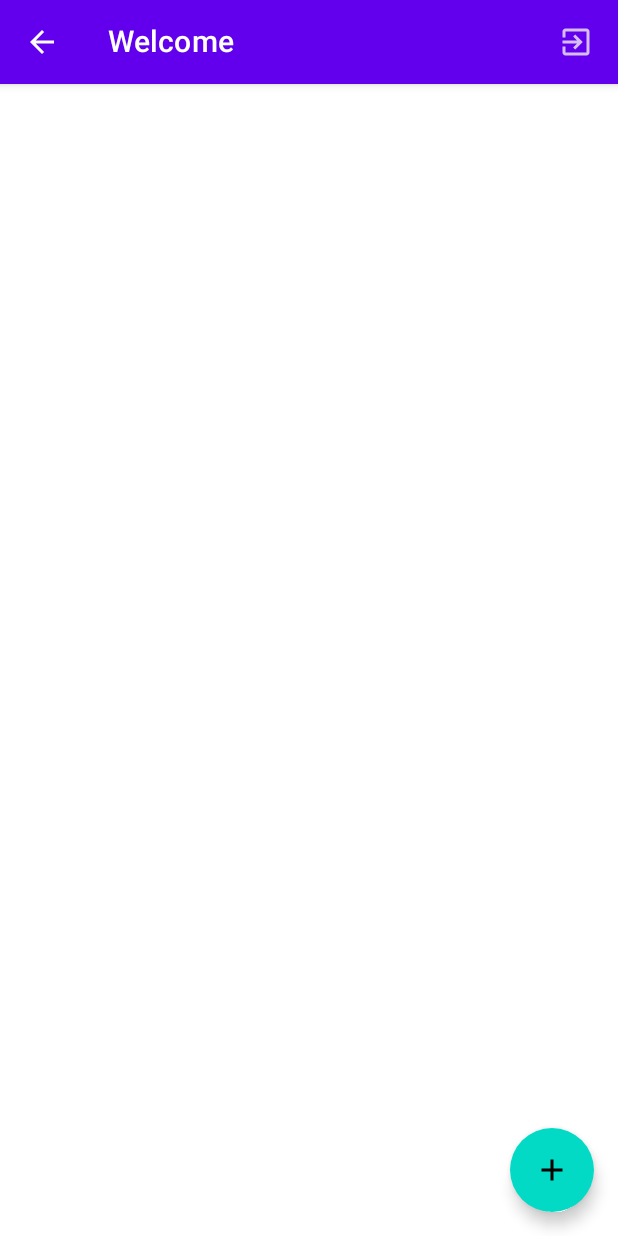
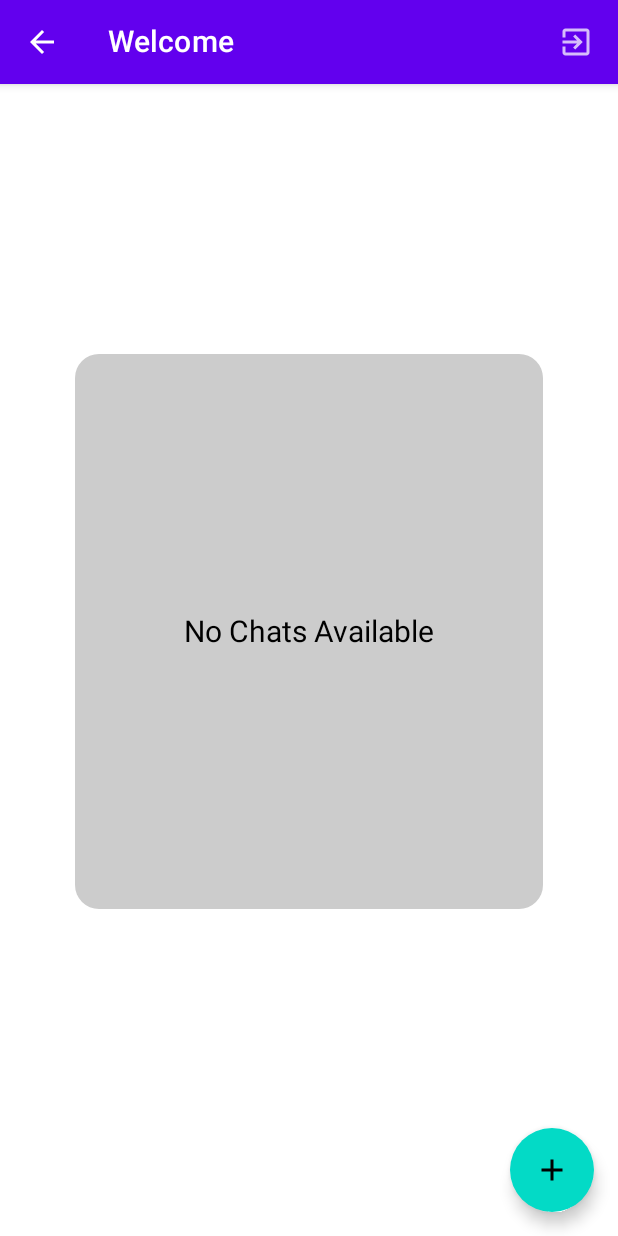
Before and after one commit to yash2107/ChatApp, an Android app built with Jetpack Compose: the History screen opened through its navigation route, on a phone screen of 412 x 824 dp. Run offline under Robolectric (Android 15) with nearby library versions, the phone set to English and light mode, and no system bars; our stand-ins replace Room's generated code.

Commit message:
UI Improved

```diff
--- a/app/src/main/java/com/example/postapipractise/ChatRoom/History.kt
+++ b/app/src/main/java/com/example/postapipractise/ChatRoom/History.kt
@@ -33,6 +33,7 @@ import androidx.compose.ui.res.painterResource
 import androidx.compose.ui.text.font.FontWeight
 import androidx.compose.ui.text.style.TextOverflow
 import androidx.compose.ui.unit.dp
+import androidx.compose.ui.unit.sp
 import androidx.navigation.NavController
 import com.example.postapipractise.ChatRoom.DataModel.ChatRoomDataModel
 import com.example.postapipractise.GetAllChats.ChatDataModel.GetChatsDataClass
@@ -102,6 +103,7 @@ fun History(navController: NavController, loginViewModel: LoginViewModel,sharedP
             }
         },
     ) {
+        if (loginViewModel.allChats.size != 0) {
             LazyColumn(
                 modifier = Modifier
                     .fillMaxWidth()
@@ -110,20 +112,20 @@ fun History(navController: NavController, loginViewModel: LoginViewModel,sharedP
             ) {
                 itemsIndexed(loginViewModel.allChats) { lastindex, item ->
                     val time = item.created.subSequence(11, 16)
-                val cardName = if(loginViewModel.user_name.value == "user2") item.title else "user2"
+                    val cardName =
+                        if (loginViewModel.user_name.value == "user2") item.title else "user2"
                     Card(
                         modifier = Modifier
                             .fillMaxWidth()
                             .padding(bottom = 8.dp)
-                        .clickable (onClick = {
+                            .clickable(onClick = {
                                 loginViewModel.chatId = item.id
                                 loginViewModel.accesskey = item.access_key
                                 navController.navigate(NavigationId.ChatRoomScreen.route)
-                            loginViewModel.isLoading.value=true
-                            getSendMessage(resultResponse,loginViewModel,navController)
+                                loginViewModel.isLoading.value = true
+                                getSendMessage(resultResponse, loginViewModel, navController)
                             }
-                        )
-                        ,
+                            ),
                         elevation = 4.dp,
                         shape = RoundedCornerShape(8.dp),
                         backgroundColor = Color.White
@@ -138,7 +140,7 @@ fun History(navController: NavController, loginViewModel: LoginViewModel,sharedP
                                     .weight(1f)
                             ) {
                                 Text(
-                                text =  cardName,    /*item.people.firstOrNull()?.person?.username ?: ""*/
+                                    text = cardName,    /*item.people.firstOrNull()?.person?.username ?: ""*/
                                     style = MaterialTheme.typography.h6,
                                     fontWeight = FontWeight.Bold,
                                     color = Color.Black
@@ -162,11 +164,24 @@ fun History(navController: NavController, loginViewModel: LoginViewModel,sharedP
                     }
                 }
             }
-        if (loginViewModel.isLoading.value == true){
+            if (loginViewModel.isLoading.value == true) {
                 LoadingView()
             }
         }
-
+        else{
+            Box(
+                modifier = Modifier.height(550.dp)
+                    .width(800.dp)
+                    .padding(top=180.dp, start = 50.dp, end = 50.dp)
+                    .background(color = Color.LightGray
+                        ,shape = RoundedCornerShape(16.dp)),
+                contentAlignment = Alignment.Center,
+            ){
+                Text(text = "No Chats Available",
+                    fontSize = 20.sp)
+            }
+        }
+    }
 }
 
 
--- a/app/src/main/java/com/example/postapipractise/GetAllChats/GetMyChats.kt
+++ b/app/src/main/java/com/example/postapipractise/GetAllChats/GetMyChats.kt
@@ -14,11 +14,7 @@ interface GetMyChats {
     fun getChats(): Call<List<GetChatsDataClass>?>?
 }
 
-class GetMyChatsClass(username:String,password:String){
-
-    var username=username
-    var password=password
-
+class GetMyChatsClass(val username:String,val password:String){
 
     fun getMsgInstance(): GetMyChats {
         val loggingInterceptor= HttpLoggingInterceptor()
```
Also changed, not shown: app/src/main/java/com/example/postapipractise/ChatRoom/ChatRoomScreen.kt (+49 -4 lines), app/src/main/java/com/example/postapipractise/ChatRoom/DataModel/ChatRoomApi.kt (+1 -11 lines). Lines whose indentation alone changed are shown as unchanged.
